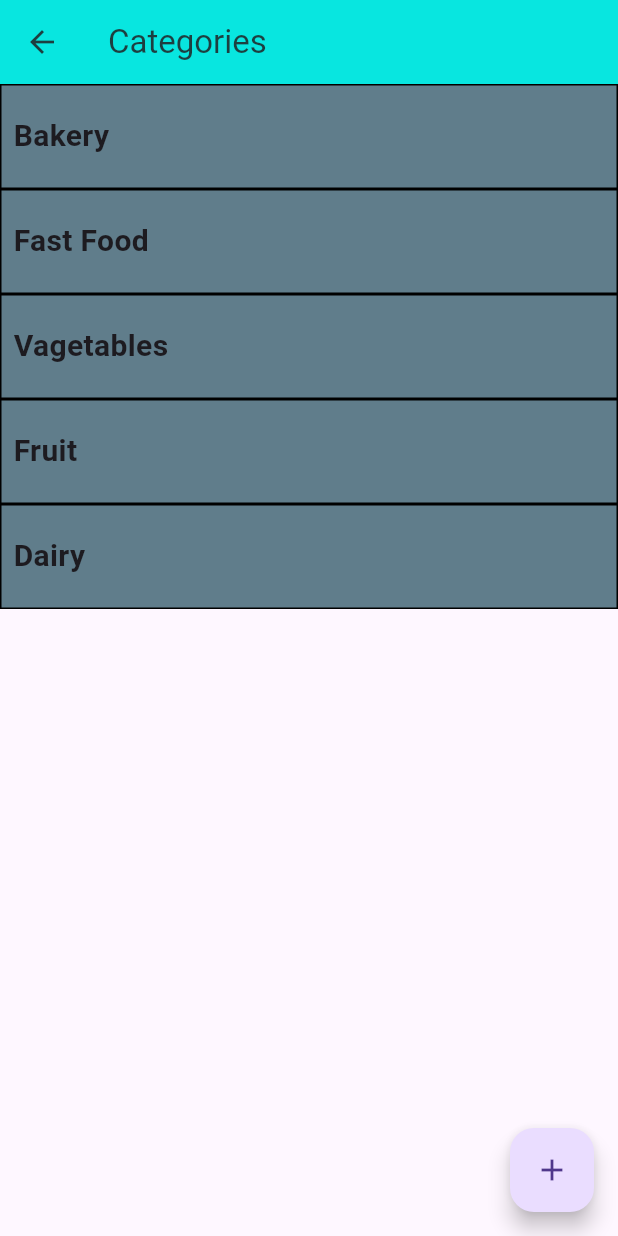
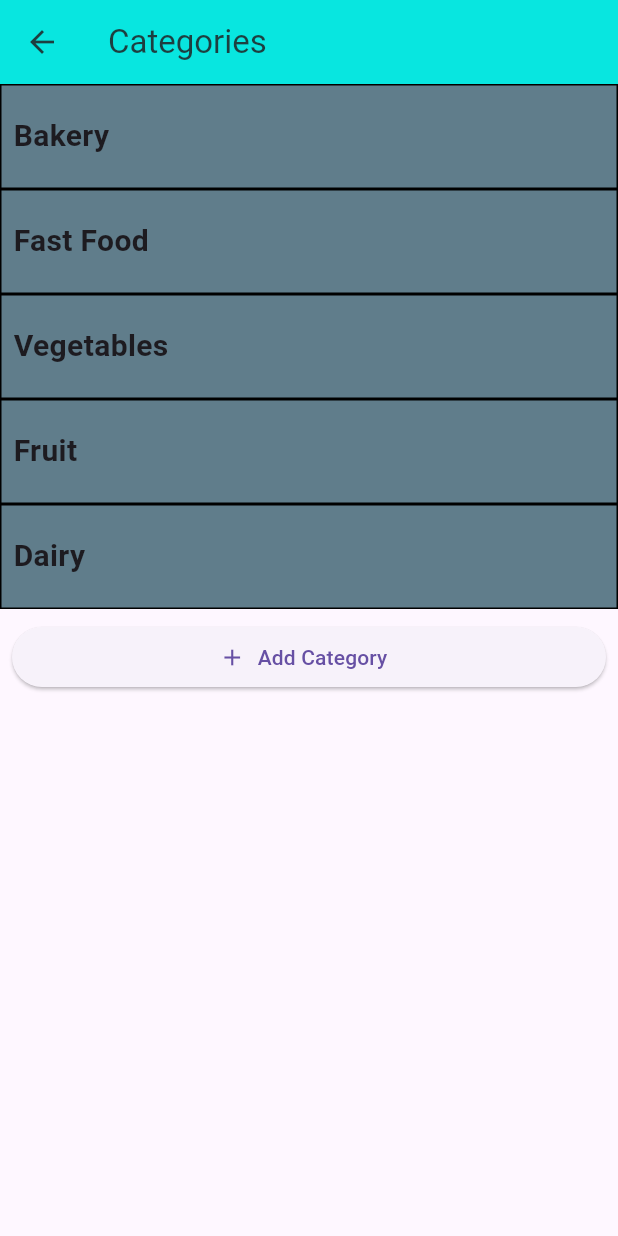
Before and after one commit to ListMe-MP/list_me, a Flutter app: the CategoriesPage screen opened directly, on a phone screen of 412 x 824 dp. Run offline on Flutter 3.47's test engine with Material 3 defaults, Android fonts, the phone set to English and light mode, and no system bars; our stand-ins replace another_flushbar, avatar_glow, flutter_rating_bar, flutter_typeahead, google_fonts, ionicons and 6 more; missing offline and left inert: dart:ffi, switcher_button; accounts and stored records are empty.

Commit message:
Modified category page

```diff
--- a/lib/screens/categories.dart
+++ b/lib/screens/categories.dart
@@ -1,10 +1,69 @@
+// import 'package:flutter/material.dart';
+// import '../components/categories_bar.dart';
+// import '../components/colors.dart';
+
+
+// class CategoriesPage extends StatelessWidget {
+//   const CategoriesPage({super.key});
+
+//   @override
+//   Widget build(BuildContext context) {
+//     return Scaffold(
+//       appBar: AppBar(
+//           title: const Text(
+//             "Categories",
+//             style: TextStyle(color: tc1),
+//             textAlign: TextAlign.justify,
+//           ),
+//           backgroundColor: tc4,
+//           foregroundColor: tc1,
+//         ),
+//       body: Column(
+//         children: [
+//           const CategoriesBar(text: "Bakery"),
+//           const CategoriesBar(text: "Fast Food"),
+//           const CategoriesBar(text: "Vagetables"),
+//           const CategoriesBar(text: "Fruit"),
+//           const CategoriesBar(text: "Dairy"),
+
+//         Container(
+//           child: const Row(
+//             children: [
+//             ],
+//           ),
+//         )
+
+//         ],
+//       ),
+//       floatingActionButton: FloatingActionButton(
+//         onPressed: (){},
+//         child: const Icon(Icons.add),
+//         ),
+//     );
+//   }
+// }
+
+
 import 'package:flutter/material.dart';
 import '../components/categories_bar.dart';
 import '../components/colors.dart';
 
+class CategoriesPage extends StatefulWidget {
+  const CategoriesPage({Key? key}) : super(key: key);
 
-class CategoriesPage extends StatelessWidget {
-  const CategoriesPage({super.key});
+  @override
+  _CategoriesPageState createState() => _CategoriesPageState();
+}
+
+class _CategoriesPageState extends State<CategoriesPage> {
+  late TextEditingController _categoryController;
+  List<String> categories = ['Bakery', 'Fast Food', 'Vegetables', 'Fruit', 'Dairy'];
+
+  @override
+  void initState() {
+    super.initState();
+    _categoryController = TextEditingController();
+  }
 
   @override
   Widget build(BuildContext context) {
@@ -18,27 +77,116 @@ class CategoriesPage extends StatelessWidget {
         backgroundColor: tc4,
         foregroundColor: tc1,
       ),
-      body: Column(
+      body: SingleChildScrollView(
+        child: Column(
           children: [
-          const CategoriesBar(text: "Bakery"),
-          const CategoriesBar(text: "Fast Food"),
-          const CategoriesBar(text: "Vagetables"),
-          const CategoriesBar(text: "Fruit"),
-          const CategoriesBar(text: "Dairy"),
-
+            // Existing categories
+            for (String category in categories)
+              CategoriesBar(text: category),
             Container(
-          child: const Row(
+              child: Row(
                 children: [
+                  Expanded(
+                    child: Padding(
+                      padding: const EdgeInsets.all(8.0),
+                      child: ElevatedButton.icon(
+                        onPressed: () {
+                          _showAddCategoryDialog();
+                        },
+                        icon: Icon(Icons.add),
+                        label: Text("Add Category"),
+                      ),
+                    ),
+                  ),
                 ],
               ),
             )
-
           ],
         ),
-      floatingActionButton: FloatingActionButton(
-        onPressed: (){},
-        child: const Icon(Icons.add),
       ),
     );
   }
+
+  void _showAddCategoryDialog() {
+    _categoryController.text = ''; // Clear previous text
+    showDialog(
+      context: context,
+      builder: (BuildContext context) {
+        return AlertDialog(
+          title: Text('Add Category'),
+          content: Column(
+            mainAxisSize: MainAxisSize.min,
+            children: [
+              TextField(
+                controller: _categoryController,
+                decoration: InputDecoration(labelText: 'Category Name'),
+              ),
+              SizedBox(height: 16),
+              Row(
+                mainAxisAlignment: MainAxisAlignment.spaceBetween,
+                children: [
+                  ElevatedButton(
+                    onPressed: () {
+                      Navigator.pop(context); // Close the dialog
+                    },
+                    child: Text('Cancel'),
+                  ),
+                  ElevatedButton(
+                    onPressed: () {
+                      Navigator.pop(context); // Close the dialog
+                      _addCategory();
+                    },
+                    child: Text('Add'),
+                  ),
+                ],
+              ),
+            ],
+          ),
+        );
+      },
+    );
   }
+
+  void _addCategory() {
+    String category = _categoryController.text.trim();
+    if (category.isNotEmpty) {
+      // Add the category to the list
+      setState(() {
+        categories.add(category);
+      });
+
+      // feedback message
+      ScaffoldMessenger.of(context).showSnackBar(
+        SnackBar(
+          content: Text('Category added: $category'),
+          duration: Duration(seconds: 2),
+        ),
+      );
+    } else {
+      _showEmptyCategoryDialog();
+    }
+  }
+
+  void _showEmptyCategoryDialog() {
+    showDialog(
+      context: context,
+      builder: (BuildContext context) {
+        return AlertDialog(
+          title: Text('Error'),
+          content: Text('Please add a category.'),
+          actions: [
+            ElevatedButton(
+              onPressed: () {
+                Navigator.pop(context); // Close the error dialog
+                Future.delayed(Duration.zero, () {
+                  _showAddCategoryDialog(); // Navigate back to the add category dialog
+                });
+              },
+              child: Text('OK'),
+            ),
+          ],
+        );
+      },
+    );
+  }
+}
```
Lines whose indentation alone changed are shown as unchanged.
